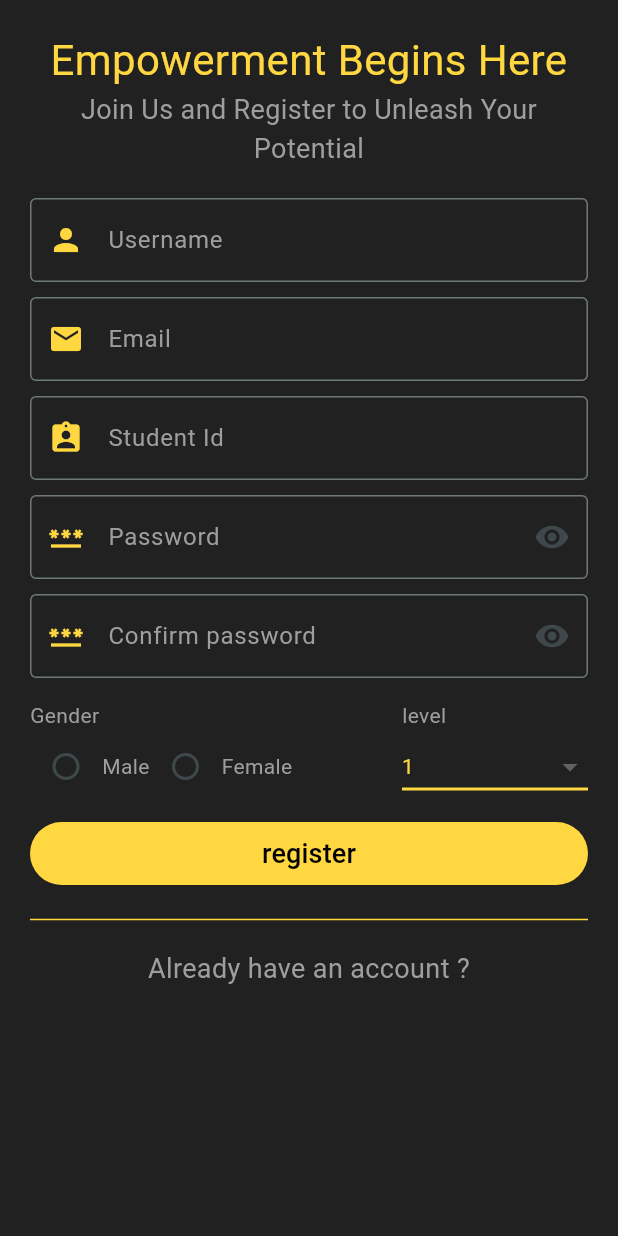
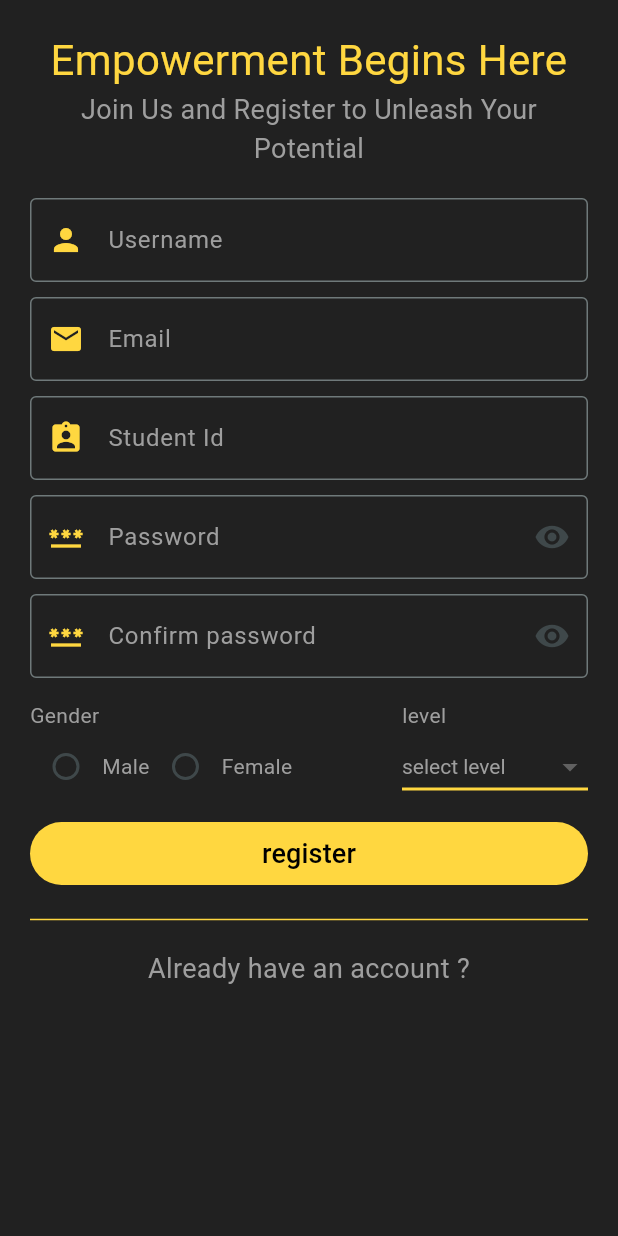
Before and after one commit to yousef69mr/flutter_app, a Flutter app: the RegisterScreen screen opened by its route, on a phone screen of 412 x 824 dp. Run offline on Flutter 3.47's test engine with Material 3 defaults, Android fonts, the phone set to English and light mode, and no system bars; our stand-ins replace flutter_dotenv, flutter_secure_storage, flutter_spinkit, fluttertoast, image_picker, jwt_decoder and 1 more; accounts and stored records are empty; network calls fail.

Commit message:
0.1.4 version fix ui bugs

```diff
--- a/lib/utilities/services/api_config.dart
+++ b/lib/utilities/services/api_config.dart
@@ -167,6 +167,8 @@ class ApiConfig {
         for (var fieldName in files.keys) {
           var fileList = files[fieldName];
           if (fileList != null) {
+
+            print(fileList);
             for (var file in fileList) {
               if (file != null) {
                 String filename = basename(file.path);
@@ -187,8 +189,6 @@ class ApiConfig {
 
                 // Convert XFile to http.MultipartFile
                 request.files.add(multipartFile);
-              } else {
-                throw ArgumentError('File should be of type XFile');
               }
             }
           }
--- a/lib/utilities/sql_database.dart
+++ b/lib/utilities/sql_database.dart
@@ -30,11 +30,12 @@ class SqlDatabase {
       "email" TEXT NOT NULL,
       "level" INTEGER NOT NULL,
       "gender" TEXT NULL,
+      "avatar" TEXT NULL,
       "password" TEXT NOT NULL,
       "studentId" TEXT NOT NULL
     )''');
 
-    print("onCreate ====================");
+    // print("onCreate ====================");
   }
 
   _onUpgrade(Database db, int oldVersion, int newVersion) async {
@@ -55,7 +56,7 @@ class SqlDatabase {
 
     // await db.execute('ALTER TABLE "users" ADD COLUMN "avatar" TEXT NULL');
 
-    print("onUpgrade ====================");
+    // print("onUpgrade ====================");
   }
 
   Future<List<Map<String, dynamic>>> readData(String sql) async {
--- a/lib/widgets/forms/edit_profile_form.dart
+++ b/lib/widgets/forms/edit_profile_form.dart
@@ -81,7 +81,7 @@ class _EditUserProfileFormState extends State<EditUserProfileForm> {
     };
 
     Map<String, List<XFile?>> userFiles = {
-      "avatar": [_profileImage]
+      "avatar": [_profileImage],
     };
     // print(userData);
     // print(_profileImage);
--- a/lib/widgets/forms/inputs/select_input.dart
+++ b/lib/widgets/forms/inputs/select_input.dart
@@ -71,7 +71,12 @@ class _SelectFieldState<T> extends State<SelectField<T>> {
           ),
           textAlign: TextAlign.left,
         ),
-          DropdownButton<T>(
+        Theme(
+          data: Theme.of(context).copyWith(
+            canvasColor: Colors
+                .grey[900], // Change this to your desired background color
+          ),
+          child: DropdownButton<T>(
             isExpanded: true,
             value: widget.selectController.text.isNotEmpty
                 ? _convertStringToValue(widget.selectController.text)
@@ -82,10 +87,7 @@ class _SelectFieldState<T> extends State<SelectField<T>> {
             ),
             icon: const Icon(Icons.arrow_drop_down),
             // iconSize: 24,
-            style: TextStyle(
-                color: widget.selectController.text.isEmpty
-                    ? Colors.black
-                    : Colors.amberAccent),
+            style: const TextStyle(color: Colors.amberAccent),
             underline: Container(
               height: 2,
               color: Colors.amberAccent,
@@ -94,7 +96,15 @@ class _SelectFieldState<T> extends State<SelectField<T>> {
                 .map<DropdownMenuItem<T>>((SelectOption option) {
               return DropdownMenuItem<T>(
                 value: option.value,
-                child: option.key,
+                child: Container(
+                  decoration: BoxDecoration(
+                    color: Colors
+                        .grey[900], // Set your desired background color here
+                  ),
+                  child: Row(
+                    children: <Widget>[option.key],
+                  ),
+                ),
               );
             }).toList(),
             onChanged: widget.enabled
@@ -107,6 +117,7 @@ class _SelectFieldState<T> extends State<SelectField<T>> {
                   }
                 : null,
           ),
+        ),
         if (message != null)
           Text(
             widget.label,
@@ -115,6 +126,7 @@ class _SelectFieldState<T> extends State<SelectField<T>> {
             ),
             textAlign: TextAlign.left,
           ),
-        ]);
+      ],
+    );
   }
 }
--- a/lib/widgets/forms/register_form.dart
+++ b/lib/widgets/forms/register_form.dart
@@ -9,7 +9,7 @@ import 'package:fluttertoast/fluttertoast.dart';
 import 'package:provider/provider.dart';
 
 import 'package:flutter_application_1/utilities/services/auth.dart';
-import '../../utilities/validations/forms/inputs/index.dart';
+import '/utilities/validations/forms/inputs/index.dart';
 import 'inputs/radio_input.dart';
 import 'inputs/select_input.dart';
 
@@ -168,7 +168,7 @@ class _RegisterFormState extends State<RegisterForm> {
                     placeholder: 'select level',
                     selectController: _levelController,
                     selectOptions: levels,
-                    defaultValue: levels[0].value,
+                    // defaultValue: levels[0].value,
                     validator: requiredValidate,
                     enabled: !_isSubmitting),
               ),
```
Also changed, not shown: lib/screens/home.dart (+5 -8 lines), lib/screens/user_profile.dart (+5 -9 lines), lib/utilities/formatter.dart (+29 -0 lines), lib/utilities/services/auth.dart (+7 -38 lines), lib/widgets/forms/inputs/image_input.dart (+12 -10 lines), assets/images/profile-default-female.jpg (renamed from assets/images/profile-default.jpg), assets/images/profile-default-male.jpg (added), 1 other file. Lines whose indentation alone changed are shown as unchanged.
